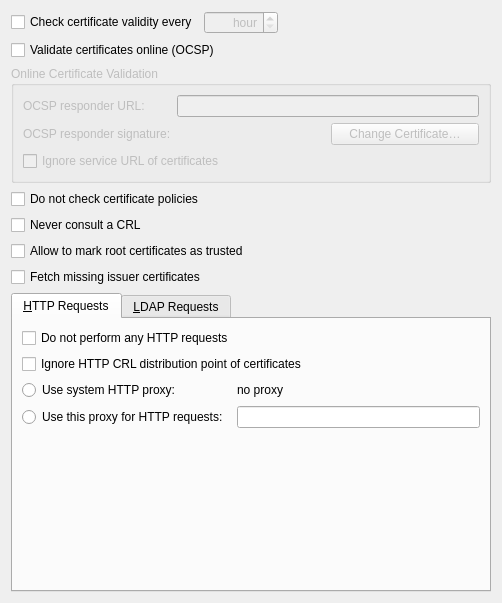
KDE/kleopatra, file src/conf/smimevalidationconfigurationwidget.ui: the form before one commit.
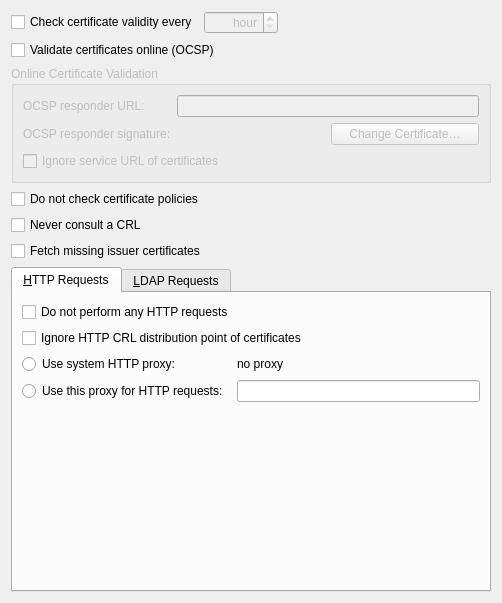
The form after the commit.

Commit message:
Remove "Allow to mark root certificates as trusted" check box
With dfaaabb406a3 (T7350) we removed the code that hid this check box for
newer versions of GnuPG (i.e. versions 2.0.21+ that use the
no-allow-mark-trusted option instead of the allow-mark-trusted option).
We forgot to remove the check box also from the UI.

GnuPG-bug-id: 7868

Patch:
```diff
--- a/src/conf/smimevalidationconfigurationwidget.ui
+++ b/src/conf/smimevalidationconfigurationwidget.ui
@@ -156,16 +156,6 @@
      </property>
     </widget>
    </item>
-   <item>
-    <widget class="QCheckBox" name="allowMarkTrustedCB" >
-     <property name="whatsThis" >
-      <string>If this option is checked while a root CA certificate is being imported, you will be asked to confirm its fingerprint and to state whether or not you consider this root certificate to be trusted. A root certificate needs to be trusted before the certificates it certified become trusted, but lightly allowing trusted root certificates into your certificate store will undermine the security of the system.</string>
-     </property>
-     <property name="text" >
-      <string>Allow to mark root certificates as trusted</string>
-     </property>
-    </widget>
-   </item>
    <item>
     <widget class="QCheckBox" name="fetchMissingCB" >
      <property name="whatsThis" >
```
